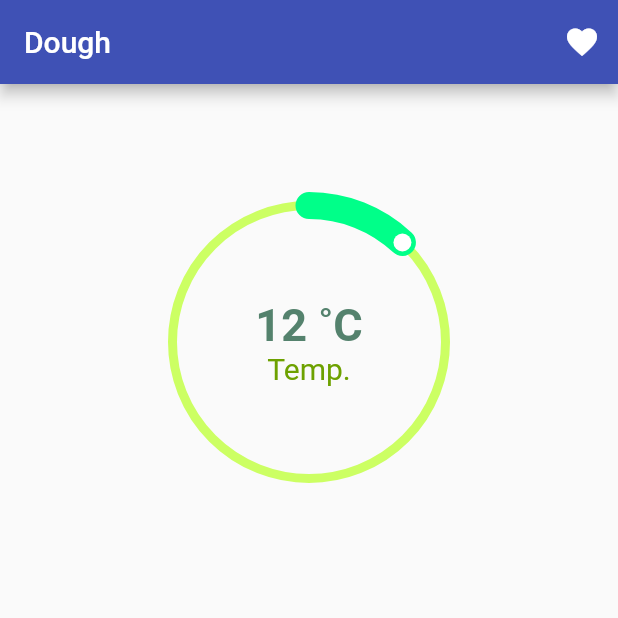
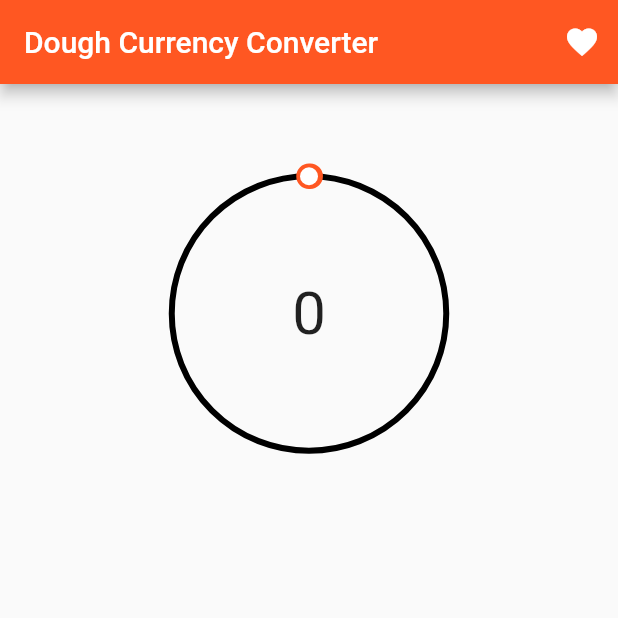
Before and after one commit to jurgenizer/dough, a Flutter app: the screen it shows after launch, on a phone screen of 412 x 824 dp, the top half of it. Run offline on Flutter 3.47's test engine with Material 2 defaults, Android fonts, the phone set to English and light mode, and no system bars; drawn by our look-alikes of sleek_circular_slider; our stand-ins replace get_it, shared_preferences; network calls fail.

Commit message:
some janky code here

```diff
--- a/dough/lib/main.dart
+++ b/dough/lib/main.dart
@@ -45,7 +45,7 @@ class MyApp extends StatelessWidget {
       debugShowCheckedModeBanner: false,
       title: 'Dough',
       theme: ThemeData(
-        primarySwatch: Colors.indigo,
+        primarySwatch: Colors.deepOrange,
       ),
       home: CalculateCurrencyScreen(),
     );
--- a/dough/lib/ui/views/calculate_screen.dart
+++ b/dough/lib/ui/views/calculate_screen.dart
@@ -32,12 +32,11 @@ import 'package:flutter/material.dart';
 import 'package:dough/business_logic/view_models/calculate_screen_viewmodel.dart';
 import 'package:dough/services/service_locator.dart';
 import 'package:provider/provider.dart';
-
+import 'dart:math';
 import 'choose_favorites.dart';
-import 'package:flutter_circular_slider/flutter_circular_slider.dart';
 import 'package:sleek_circular_slider/sleek_circular_slider.dart';
 
-class ExampleViewModel {
+class CircularSliderViewModel {
   final List<Color> pageColors;
   final CircularSliderAppearance appearance;
   final double min;
@@ -45,7 +44,7 @@ class ExampleViewModel {
   final double value;
   final InnerWidget innerWidget;
 
-  ExampleViewModel(
+  CircularSliderViewModel(
       {@required this.pageColors,
       @required this.appearance,
       this.min = 0,
@@ -62,31 +61,34 @@ class CalculateCurrencyScreen extends StatefulWidget {
 
 class _CalculateCurrencyScreenState extends State<CalculateCurrencyScreen> {
   CalculateScreenViewModel model = serviceLocator<CalculateScreenViewModel>();
+ MyObject _object;
+  int _currentValue = 0;
 
-  final baseColor = Color.fromRGBO(50, 50, 50, 0.3);
-  int initValue;
-  int endValue = 0;
+  void _generateNewCurrentValue() {
+    setState(() {
 
-  int endCurrencyValue;
-  int orderOfMagnitude = 0;
+     final randomizer = Random();
+   _currentValue = randomizer.nextInt(100);
+
+      print('_currentValue = $_currentValue');
+    });
+  }
+
+
 
   @override
   void initState() {
     model.loadData();
-    endCurrencyValue = endValue;
     super.initState();
   }
 
-  void _updateLabels(int init, int end, int laps) {
+  void _updateModel(double end) {
     setState(() {
-      endCurrencyValue = end;
-      var currencyAmount = end > init ? end - init : 100 - init + end;
-      orderOfMagnitude = laps;
+      var currencyAmount = end > 0.0 ? end - 0.0 : 100.0 - 0.0 + end;
+      print('currencyAmount = $currencyAmount');
       model.calculateExchange('$currencyAmount');
     });
   }
-
-
 
   @override
   Widget build(BuildContext context) {
@@ -95,7 +97,7 @@ class _CalculateCurrencyScreenState extends State<CalculateCurrencyScreen> {
       child: Consumer<CalculateScreenViewModel>(
         builder: (context, model, child) => Scaffold(
           appBar: AppBar(
-            title: Text('Dough'),
+            title: Text('Dough Currency Converter'),
             actions: <Widget>[
               IconButton(
                 icon: Icon(Icons.favorite),
@@ -115,7 +117,7 @@ class _CalculateCurrencyScreenState extends State<CalculateCurrencyScreen> {
             mainAxisAlignment: MainAxisAlignment.spaceEvenly,
             children: <Widget>[
               baseCurrencyTitle(model),
-              baseCurrencyCircularSlider(model),
+              baseCurrencyCircularSlider(),
               quoteCurrencyList(model),
             ],
           ),
@@ -124,109 +126,59 @@ class _CalculateCurrencyScreenState extends State<CalculateCurrencyScreen> {
     );
   }
 
+// Sleek circular slider
 
-/// Example 04
-
-CircularSliderAppearance appearance04 = CircularSliderAppearance(
-    customWidths:  CustomSliderWidths(trackWidth: 6, progressBarWidth: 18, handlerSize: 6, shadowWidth: 0),
+  CircularSliderAppearance sliderAppearance = CircularSliderAppearance(
+      customWidths: CustomSliderWidths(
+          trackWidth: 4, progressBarWidth: 17, handlerSize: 6, shadowWidth: 0),
       customColors: CustomSliderColors(
-    trackColor:  Color(0xFFCCFF63),
-    progressBarColor: Color(0xFF00FF89),
-
+        trackColor: Colors.black,
+        progressBarColor: Colors.deepOrange,
       ),
       infoProperties: InfoProperties(
-    bottomLabelStyle: TextStyle(
-        color: Color(0xFF6DA100), fontSize: 20, fontWeight: FontWeight.w400),
-    bottomLabelText: 'Temp.',
           mainLabelStyle: TextStyle(
-        color: Color(0xFF54826D),
-        fontSize: 30.0,
-        fontWeight: FontWeight.w600),
+            fontSize: 40.0,
+          ),
           modifier: (double value) {
-      final temp = value.toInt();
-      return '$temp ˚C';
+            final baseMonetaryValue = value.toInt();
+            return '$baseMonetaryValue';
           }),
       startAngle: 270,
       angleRange: 360,
       size: 200.0,
       animationEnabled: true);
 
-
-Widget baseCurrencyCircularSlider(CalculateScreenViewModel model){
-  return Container(child: SleekCircularSlider(
+  Widget baseCurrencyCircularSlider() {
+    return Container(
+      child: SleekCircularSlider(
         min: 0,
         max: 100,
-  initialValue: 12,
-  appearance: appearance04,
+        initialValue: _currentValue.toDouble(),
+        appearance: sliderAppearance,
         onChange: (double value) {
           // callback providing a value while its being changed (with a pan gesture)
+          print('onChange value = $value');
+          // _updateModel(value);
         },
         onChangeStart: (double startValue) {
           // callback providing a starting value (when a pan gesture starts)
+          print('onChange startValue = $startValue');
+          //_updateModel(startValue);
+
         },
         onChangeEnd: (double endValue) {
-    // ucallback providing an ending value (when a pan gesture ends)
+          // callback providing an ending value (when a pan gesture ends)
+          print('onChangeEnd endValue = $endValue');
+          _updateModel(endValue);
+
         },
-
       ),
     );
   }
 
-
-
-/*
-  Widget baseCurrencyCircularSlider(CalculateScreenViewModel model) {
-    return Container(
-      child: SingleCircularSlider(
-        100,
-        endValue,
-        height: 250.0,
-        width: 250.0,
-        primarySectors: 10,
-        secondarySectors: 100,
-        baseColor: Color.fromRGBO(50, 50, 50, 0.1),
-        selectionColor: baseColor,
-        handlerColor: Colors.black87,
-        handlerOutterRadius: 14.0,
-        onSelectionChange: _updateLabels,
-        onSelectionEnd: (a, b, c) => print('onSelectionEnd is $a, $b, $c'),
-        showRoundedCapInSelection: true,
-        showHandlerOutter: false,
-        sliderStrokeWidth: 22.0,
-        child: Padding(
-          padding: const EdgeInsets.all(16.0),
-          child: Row(
-            mainAxisAlignment: MainAxisAlignment.center,
-            crossAxisAlignment: CrossAxisAlignment.center,
-            children: <Widget>[
-              Text(
-                '${_formatIntervalValue(0, endCurrencyValue)}',
-                style: TextStyle(fontSize: 40),
-              ),
-              SizedBox(width: 8),
-              Text(
-                '${model.baseCurrency.alphabeticCode}',
-                style: TextStyle(fontSize: 40),
-              ),
-            ],
-          ),
-        ),
-        shouldCountLaps: false,
-      ),
-    );
-  }
-
-*/
-  String _formatIntervalValue(int init, int end) {
-    var currencyAmount = end > init ? end - init : 100 - init + end;
-    //model.calculateExchange('$currencyAmount');
-
-    return '$currencyAmount';
-  }
-
   Padding baseCurrencyTitle(CalculateScreenViewModel model) {
     return Padding(
-      padding: const EdgeInsets.only(left: 32, top: 32, right: 32, bottom: 5),
+      padding: const EdgeInsets.only(left: 32, top: 16, right: 32, bottom: 2),
       child: Row(
         mainAxisAlignment: MainAxisAlignment.start,
         children: <Widget>[
@@ -262,6 +214,8 @@ Widget baseCurrencyCircularSlider(CalculateScreenViewModel model){
               subtitle: Text(model.quoteCurrencies[index].amount),
               onTap: () {
                 model.setNewBaseCurrency(index);
+
+                _generateNewCurrentValue();
               },
             ),
           );
--- a/dough/pubspec.yaml
+++ b/dough/pubspec.yaml
@@ -25,7 +25,6 @@ dependencies:
   shared_preferences: ^0.5.6+3
   get_it: ^4.0.1
   provider: ^4.0.5
-  flutter_circular_slider: ^2.5.0
   sleek_circular_slider: ^1.1.0
 
 
```
Also changed, not shown: dough/pubspec.lock. Lines whose indentation alone changed are shown as unchanged.
